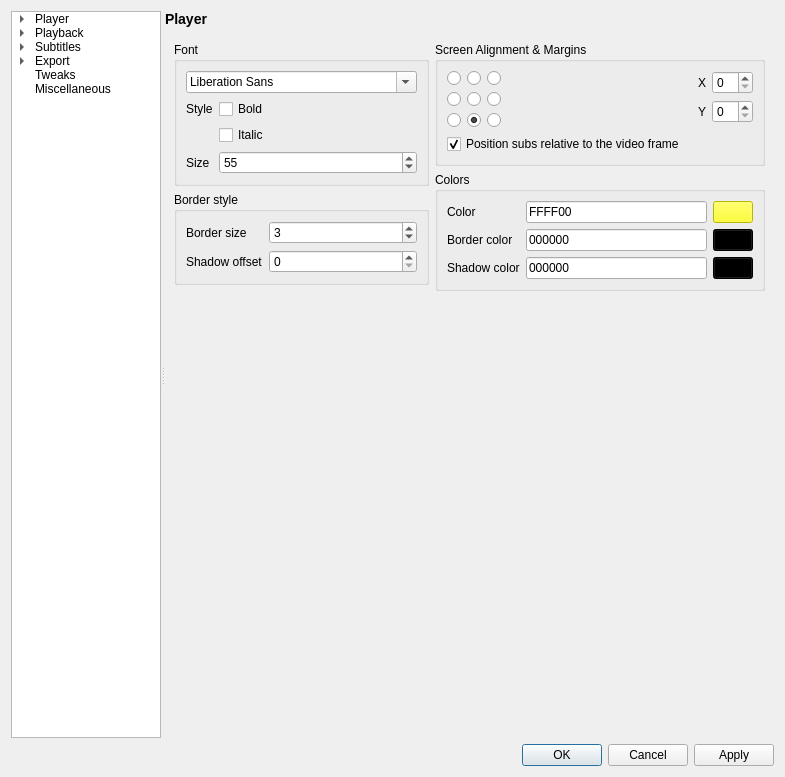
Above: settingswindow.ui from mpc-qt/mpc-qt before the change. Below: the same form after it.
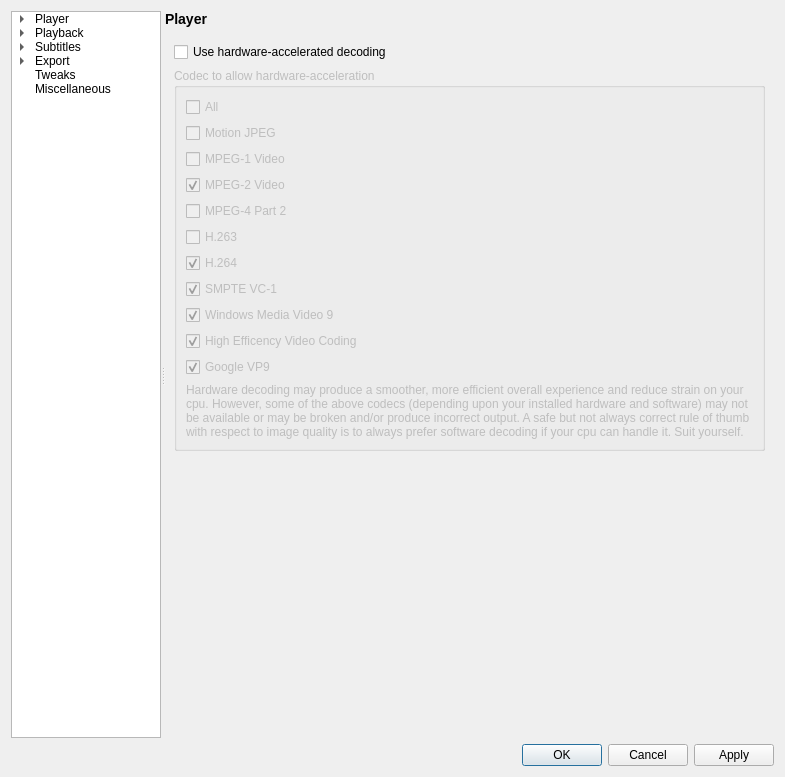
That is the form after the change.

Commit message:
settingswindow: expose options for hw decoding
Layout roughly based on the screenshot provided by ahjolinna from bomi.

Fixes #68.

What changed in the file:
```diff
--- a/settingswindow.ui
+++ b/settingswindow.ui
@@ -144,7 +144,7 @@
        <item>
         <widget class="QStackedWidget" name="pageStack">
          <property name="currentIndex">
-          <number>11</number>
+          <number>9</number>
          </property>
          <widget class="QWidget" name="playerPage">
           <layout class="QGridLayout" name="gridLayout">
@@ -4737,6 +4737,153 @@
            </item>
           </layout>
          </widget>
+         <widget class="QWidget" name="hwdecPage">
+          <layout class="QVBoxLayout" name="verticalLayout_35">
+           <item>
+            <widget class="QCheckBox" name="hwdecEnable">
+             <property name="text">
+              <string>Use hardware-accelerated decoding</string>
+             </property>
+            </widget>
+           </item>
+           <item>
+            <widget class="QGroupBox" name="hwdecGroupBox">
+             <property name="enabled">
+              <bool>false</bool>
+             </property>
+             <property name="title">
+              <string>Codec to allow hardware-acceleration</string>
+             </property>
+             <layout class="QVBoxLayout" name="verticalLayout_48">
+              <item>
+               <widget class="QCheckBox" name="hwdecAll">
+                <property name="text">
+                 <string>All</string>
+                </property>
+               </widget>
+              </item>
+              <item>
+               <widget class="QCheckBox" name="hwdecMJpeg">
+                <property name="text">
+                 <string>Motion JPEG</string>
+                </property>
+               </widget>
+              </item>
+              <item>
+               <widget class="QCheckBox" name="hwdecMpeg1Video">
+                <property name="text">
+                 <string>MPEG-1 Video</string>
+                </property>
+                <property name="checked">
+                 <bool>false</bool>
+                </property>
+               </widget>
+              </item>
+              <item>
+               <widget class="QCheckBox" name="hwdecMpeg2Video">
+                <property name="text">
+                 <string>MPEG-2 Video</string>
+                </property>
+                <property name="checked">
+                 <bool>true</bool>
+                </property>
+               </widget>
+              </item>
+              <item>
+               <widget class="QCheckBox" name="hwdecMpeg4">
+                <property name="text">
+                 <string>MPEG-4 Part 2</string>
+                </property>
+                <property name="checked">
+                 <bool>false</bool>
+                </property>
+               </widget>
+              </item>
+              <item>
+               <widget class="QCheckBox" name="hwdecH263">
+                <property name="text">
+                 <string>H.263</string>
+                </property>
+               </widget>
+              </item>
+              <item>
+               <widget class="QCheckBox" name="hwdecH264">
+                <property name="text">
+                 <string>H.264</string>
+                </property>
+                <property name="checked">
+                 <bool>true</bool>
+                </property>
+               </widget>
+              </item>
+              <item>
+               <widget class="QCheckBox" name="hwdecVc1">
+                <property name="text">
+                 <string>SMPTE VC-1</string>
+                </property>
+                <property name="checked">
+                 <bool>true</bool>
+                </property>
+               </widget>
+              </item>
+              <item>
+               <widget class="QCheckBox" name="hwdecWmv3">
+                <property name="text">
+                 <string>Windows Media Video 9</string>
+                </property>
+                <property name="checked">
+                 <bool>true</bool>
+                </property>
+               </widget>
+              </item>
+              <item>
+               <widget class="QCheckBox" name="hwdecHevc">
+                <property name="text">
+                 <string>High Efficency Video Coding</string>
+                </property>
+                <property name="checked">
+                 <bool>true</bool>
+                </property>
+               </widget>
+              </item>
+              <item>
+               <widget class="QCheckBox" name="hwdecVp9">
+                <property name="text">
+                 <string>Google VP9</string>
+                </property>
+                <property name="checked">
+                 <bool>true</bool>
+                </property>
+               </widget>
+              </item>
+              <item>
+               <widget class="QLabel" name="hwdecNotice">
+                <property name="text">
+                 <string>Hardware decoding may produce a smoother, more efficient overall experience and reduce strain on your cpu. However, some of the above codecs (depending upon your installed hardware and software) may not be available or may be broken and/or produce incorrect output. A safe but not always correct rule of thumb with respect to image quality is to always prefer software decoding if your cpu can handle it. Suit yourself.</string>
+                </property>
+                <property name="wordWrap">
+                 <bool>true</bool>
+                </property>
+               </widget>
+              </item>
+             </layout>
+            </widget>
+           </item>
+           <item>
+            <spacer name="verticalSpacer_24">
+             <property name="orientation">
+              <enum>Qt::Vertical</enum>
+             </property>
+             <property name="sizeHint" stdset="0">
+              <size>
+               <width>20</width>
+               <height>40</height>
+              </size>
+             </property>
+            </spacer>
+           </item>
+          </layout>
+         </widget>
          <widget class="QWidget" name="playlistPage">
           <layout class="QVBoxLayout" name="verticalLayout_41">
            <item>
```
Left out of the diff: 181 changed lines with no effect on the pictures. The commit also changes 1 other file.
